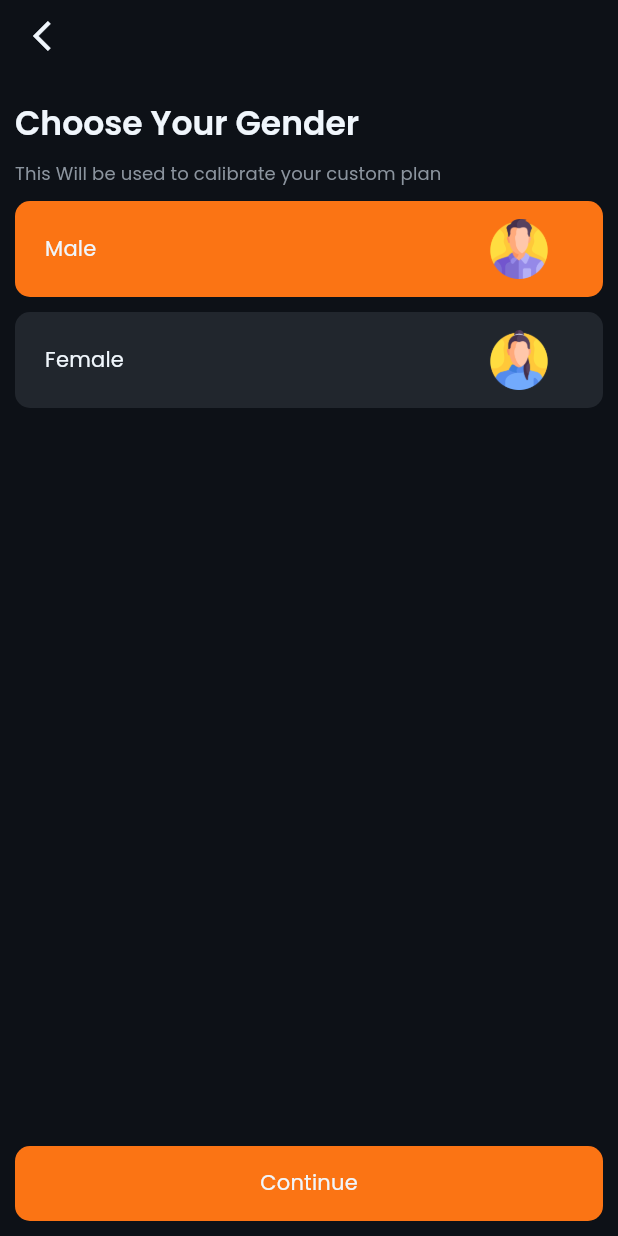
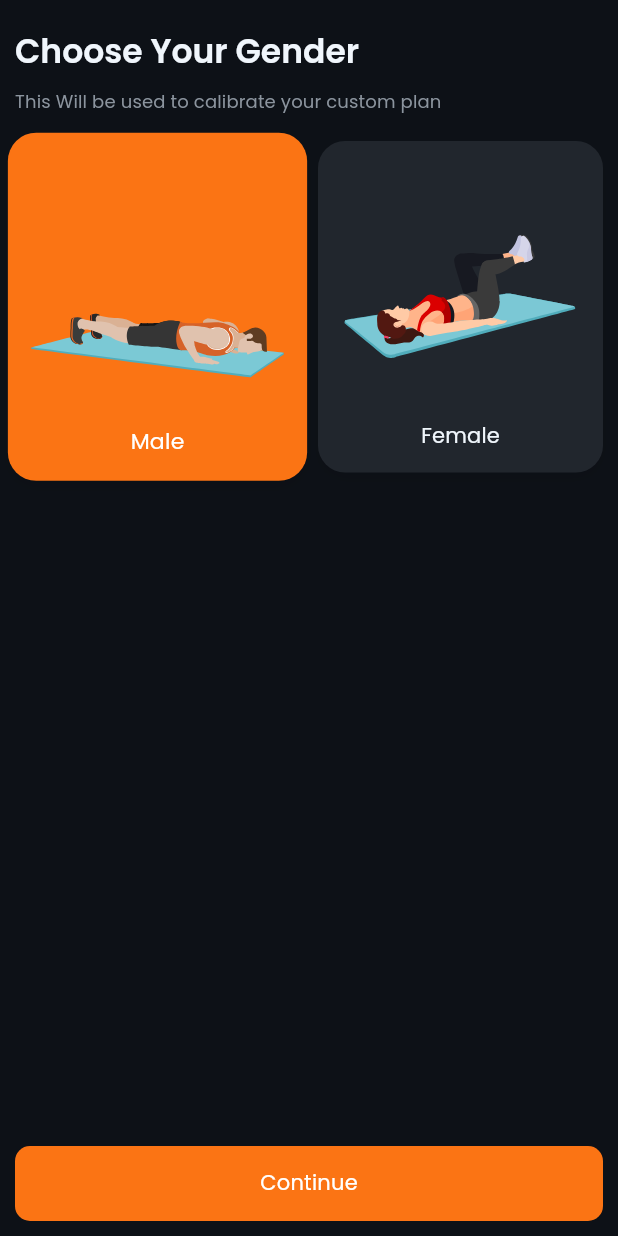
Before and after one commit to akrambel2115/macroaize, a Flutter app: the SignUpView screen opened by its route, after a tap on "Male", on a phone screen of 412 x 824 dp. Run offline on Flutter 3.47's test engine with Material 3 defaults, Android fonts, the phone set to English and light mode, and no system bars; our stand-ins replace camera, carousel_slider, fluttertoast, get, image_cropper, image_picker and 6 more; missing offline and left inert: dart_openai; accounts and stored records are empty; project files that could hold a hidden picture were left out.

Commit message:
Redesign gender selection with animated avatar cards

```diff
--- a/lib/screens/SignUpScreens/SignUpViews/GenderView.dart
+++ b/lib/screens/SignUpScreens/SignUpViews/GenderView.dart
@@ -1,8 +1,9 @@
 import 'package:flutter/material.dart';
-import 'package:foodcalorietracker/constant/AppAssets.dart';
+import 'package:flutter/services.dart';
+import 'package:lottie/lottie.dart';
 import 'package:foodcalorietracker/screens/SignUpScreens/SignUpController.dart';
-import 'package:foodcalorietracker/widgets/AppWidgets.dart';
 import 'package:get/get.dart';
+import 'package:foodcalorietracker/constant/AppColor.dart';
 
 class GenderView extends GetView<SignUpController> {
   const GenderView({super.key});
@@ -13,9 +14,7 @@ class GenderView extends GetView<SignUpController> {
       crossAxisAlignment: CrossAxisAlignment.start,
       children: [
 
-        AppWidgets.backButton(context, () {
-          Get.back();
-        }),
+  // Back button moved to the SignUp scaffold to keep layout consistent
         Text(
           "Choose Your Gender".tr,
           style: context.theme.textTheme.headlineLarge,
@@ -24,63 +23,36 @@ class GenderView extends GetView<SignUpController> {
           "This Will be used to calibrate your custom plan".tr,
           style: context.theme.textTheme.titleSmall,
         ).paddingOnly(top: 10, bottom: 10),
-        GestureDetector(
-          onTap: () {
-            controller.onChangeGender("Male");
-          },
-          child: GetBuilder<SignUpController>(
-            builder: (controller) {
-              return Container(
-                padding: EdgeInsets.all(4),
-                decoration: BoxDecoration(
-                  color:
-                      controller.selectedGender == "Male"
-                          ? context.theme.focusColor
-                          : context.theme.cardColor,
-                  borderRadius: BorderRadius.circular(10),
-                ),
-                child: ListTile(
-                  title: Text(
-                    "Male".tr,
-                    style: context.theme.textTheme.titleMedium,
-                  ),
-                  trailing: Padding(
-                    padding: const EdgeInsets.all(8.0),
-                    child: Image.asset(AppAssets.maleIcon),
+        GetBuilder<SignUpController>(
+          builder: (c) {
+            return Row(
+              children: [
+                Expanded(
+                  child: _AvatarCard(
+                    label: 'Male'.tr,
+                    assetPath: 'assets/lottie/male.json',
+                    selected: c.selectedGender == 'Male',
+                    onTap: () {
+                      HapticFeedback.lightImpact();
+                      c.onChangeGender('Male');
+                    },
                   ),
                 ),
-              ).paddingOnly(bottom: 10);
-            },
-          ),
-        ),
-        GestureDetector(
-          onTap: () {
-            controller.onChangeGender("Female");
-          },
-          child: GetBuilder<SignUpController>(
-            builder: (controller) {
-              return Container(
-                padding: EdgeInsets.all(4),
-                decoration: BoxDecoration(
-                  color:
-                      controller.selectedGender == "Female"
-                          ? context.theme.focusColor
-                          : context.theme.cardColor,
-                  borderRadius: BorderRadius.circular(10),
-                ),
-                child: ListTile(
-                  title: Text(
-                    "Female".tr,
-                    style: context.theme.textTheme.titleMedium,
-                  ),
-                  trailing: Padding(
-                    padding: const EdgeInsets.all(8.0),
-                    child: Image.asset(AppAssets.female),
+                const SizedBox(width: 12),
+                Expanded(
+                  child: _AvatarCard(
+                    label: 'Female'.tr,
+                    assetPath: 'assets/lottie/female.json',
+                    selected: c.selectedGender == 'Female',
+                    onTap: () {
+                      HapticFeedback.lightImpact();
+                      c.onChangeGender('Female');
+                    },
                   ),
                 ),
-              ).paddingOnly(bottom: 10);
-            },
-          ),
+              ],
+            ).paddingOnly(top: 8, bottom: 8);
+          },
         ),
   // Removed third gender option (Other) per August 2025 policy update.
         Spacer(),
@@ -106,7 +78,7 @@ class GenderView extends GetView<SignUpController> {
                 ),
                 child: Text(
                   "Continue".tr,
-                  style: context.theme.textTheme.titleMedium,
+                  style: context.theme.textTheme.titleMedium?.copyWith(color: Colors.white),
                 ),
               ),
             );
@@ -116,3 +88,117 @@ class GenderView extends GetView<SignUpController> {
     );
   }
 }
+
+class _AvatarCard extends StatefulWidget {
+  final String label;
+  final String assetPath;
+  final bool selected;
+  final VoidCallback onTap;
+
+  const _AvatarCard({
+    required this.label,
+    required this.assetPath,
+    required this.selected,
+    required this.onTap,
+  });
+
+  @override
+  State<_AvatarCard> createState() => _AvatarCardState();
+}
+
+class _AvatarCardState extends State<_AvatarCard> with SingleTickerProviderStateMixin {
+  late AnimationController _controller;
+  Duration _compDuration = const Duration(milliseconds: 1200);
+
+  @override
+  void initState() {
+    super.initState();
+    _controller = AnimationController(vsync: this, duration: _compDuration);
+    // Idle loop by default
+    _controller.repeat();
+  }
+
+  @override
+  void dispose() {
+    _controller.dispose();
+    super.dispose();
+  }
+
+  Future<void> _playActionOnce() async {
+    try {
+      await _controller.animateTo(1.0, duration: _compDuration * 0.6, curve: Curves.easeOut);
+    } catch (_) {}
+    if (mounted) {
+      _controller.repeat();
+    }
+  }
+
+  @override
+  Widget build(BuildContext context) {
+  final isSelected = widget.selected;
+  final baseLabelStyle = Theme.of(context).textTheme.titleMedium;
+    return AnimatedScale(
+      scale: isSelected ? 1.05 : 1.0,
+      duration: const Duration(milliseconds: 220),
+      curve: Curves.easeOut,
+      child: GestureDetector(
+        behavior: HitTestBehavior.opaque,
+        onTap: () {
+          widget.onTap();
+          _controller.reset();
+          _playActionOnce();
+        },
+        child: AnimatedContainer(
+          duration: const Duration(milliseconds: 250),
+          curve: Curves.easeOut,
+          padding: const EdgeInsets.all(14),
+          decoration: BoxDecoration(
+            borderRadius: BorderRadius.circular(18),
+            // Simple solid orange background when selected; no outline/glow
+            color: isSelected ? AppColor.primaryOrange : Theme.of(context).cardColor,
+            // keep a neutral shadow for depth, same for both states
+            boxShadow: [
+              BoxShadow(
+                color: Colors.black.withOpacity(0.06),
+                blurRadius: 10,
+                offset: const Offset(0, 4),
+              ),
+            ],
+          ),
+          child: Column(
+            mainAxisSize: MainAxisSize.min,
+            children: [
+              LayoutBuilder(
+                builder: (context, constraints) {
+                  final double h = (constraints.maxWidth).clamp(120.0, 220.0);
+                  return SizedBox(
+                    height: h,
+                    child: Lottie.asset(
+                      widget.assetPath,
+                      controller: _controller,
+                      onLoaded: (comp) {
+                        setState(() {
+                          _compDuration = comp.duration;
+                          _controller.duration = _compDuration;
+                          if (!_controller.isAnimating) {
+                            _controller.repeat();
+                          }
+                        });
+                      },
+                      fit: BoxFit.contain,
+                    ),
+                  );
+                },
+              ),
+              const SizedBox(height: 10),
+              Text(
+                widget.label,
+                style: baseLabelStyle?.copyWith(color: isSelected ? Colors.white : baseLabelStyle.color),
+              ),
+            ],
+          ),
+        ),
+      ),
+    );
+  }
+}
```
